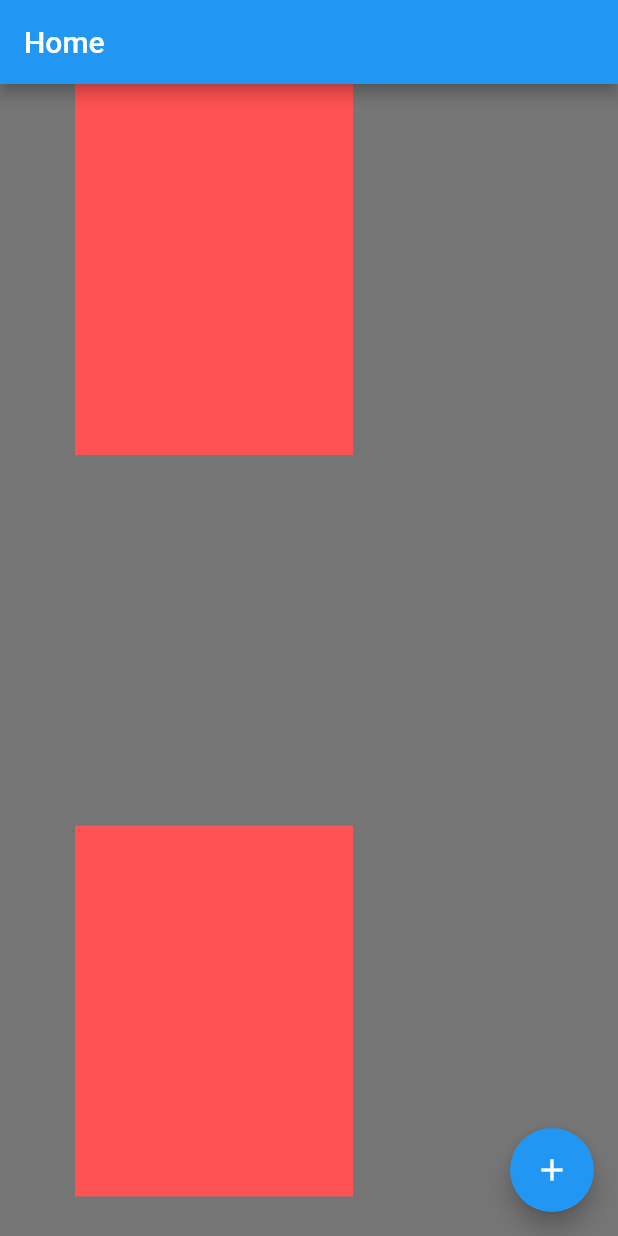
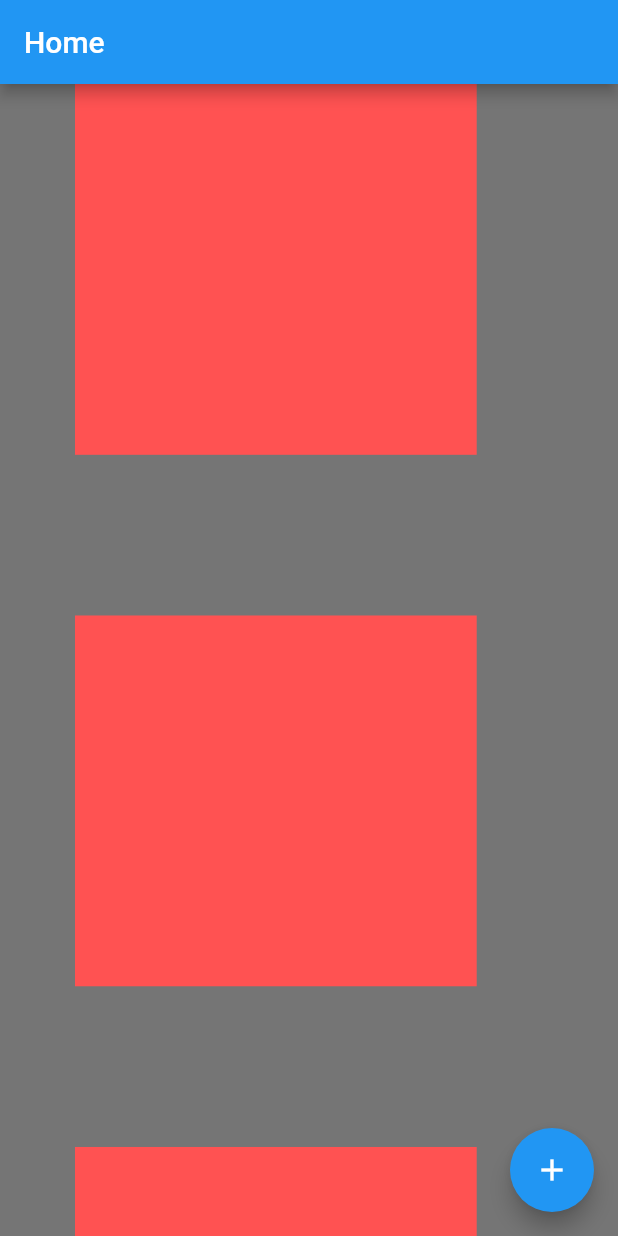
Before and after one commit to EduFapro/blogzin, a Flutter app: the screen it shows after launch, on a phone screen of 412 x 824 dp. Run offline on Flutter 3.47's test engine with Material 2 defaults, Android fonts, the phone set to English and light mode, and no system bars; our stand-ins replace get.

Commit message:
WIP config dos livros

```diff
--- /dev/null
+++ b/lib/core/data/models/livro_model.dart
@@ -0,0 +1,9 @@
+class LivroModel {
+  late String titulo;
+  late String numeroPaginas;
+  late String autor;
+  late String ISBN;
+  late String capa;
+
+  LivroModel(this.titulo, this.numeroPaginas, this.autor, this.ISBN, this.capa);
+}
--- a/lib/features/home/home_view.dart
+++ b/lib/features/home/home_view.dart
@@ -5,7 +5,6 @@ import 'home_controller.dart';
 class HomeView extends GetView<HomeController> {
   @override
   Widget build(BuildContext context) {
-
     double screenWidth = MediaQuery.of(context).size.width;
     double screenHeight = MediaQuery.of(context).size.height;
 
@@ -23,15 +22,35 @@ class HomeView extends GetView<HomeController> {
               Container(
                 alignment: Alignment.center,
                 color: Colors.redAccent,
-                 height: screenHeight* 0.3,
-                 width: screenWidth * 0.45,
+                height: screenHeight * 0.3,
+                width: screenWidth * 0.65,
               ),
-               SizedBox(height: screenHeight * 0.3,),
+              SizedBox(
+                height: screenHeight * 0.13,
+              ),
               Container(
                 alignment: Alignment.center,
                 color: Colors.redAccent,
                 height: screenHeight * 0.3,
-                 width: screenWidth * 0.45,
+                width: screenWidth * 0.65,
+              ),
+              SizedBox(
+                height: screenHeight * 0.13,
+              ),
+              Container(
+                alignment: Alignment.center,
+                color: Colors.redAccent,
+                height: screenHeight * 0.3,
+                width: screenWidth * 0.65,
+              ),
+              SizedBox(
+                height: screenHeight * 0.13,
+              ),
+              Container(
+                alignment: Alignment.center,
+                color: Colors.redAccent,
+                height: screenHeight * 0.3,
+                width: screenWidth * 0.65,
               ),
             ],
           ),
--- a/lib/routes/app_pages.dart
+++ b/lib/routes/app_pages.dart
@@ -1,6 +1,4 @@
 import 'package:get/get.dart';
-// import 'package:book_review_blog/features/book_detail/book_detail_view.dart';
-// import 'package:book_review_blog/features/book_detail/book_detail_binding.dart';
 import '../features/home/home_binding.dart';
 import '../features/home/home_view.dart';
 import 'app_routes.dart';
```
Also changed, not shown: assets/capas_livros/django_for_the_impatient.jpeg (added), assets/capas_livros/head_first_ooa&d.jpeg (added), lib/core/data/services/lista_livros_local.dart (added). Lines whose indentation alone changed are shown as unchanged.
